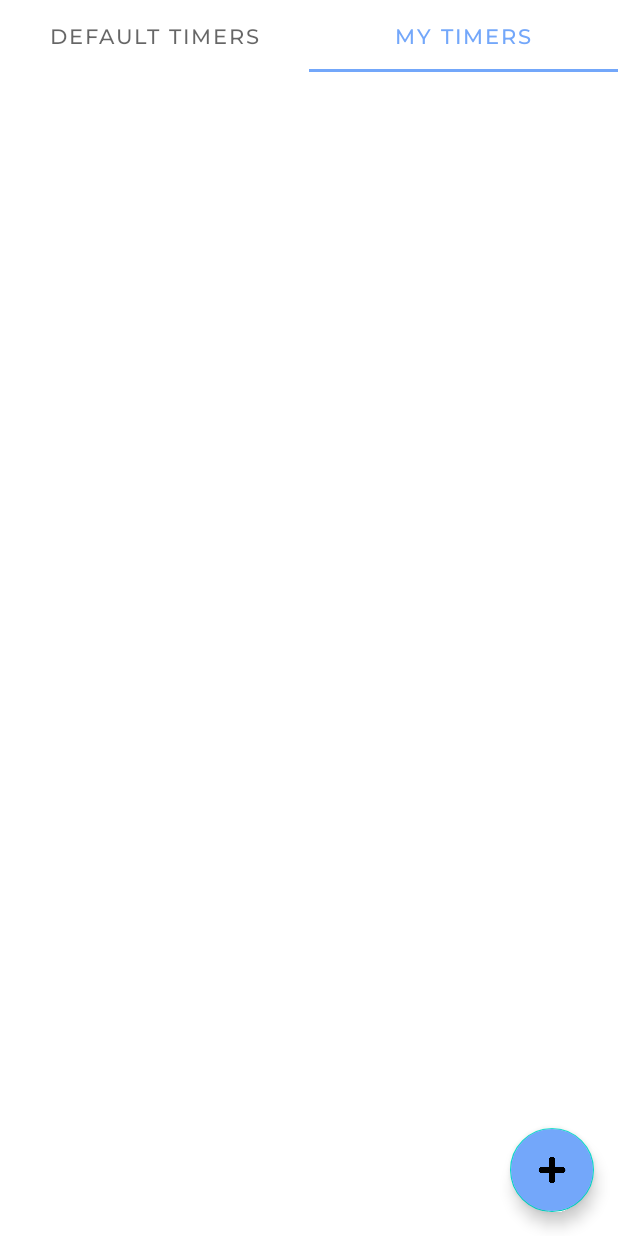
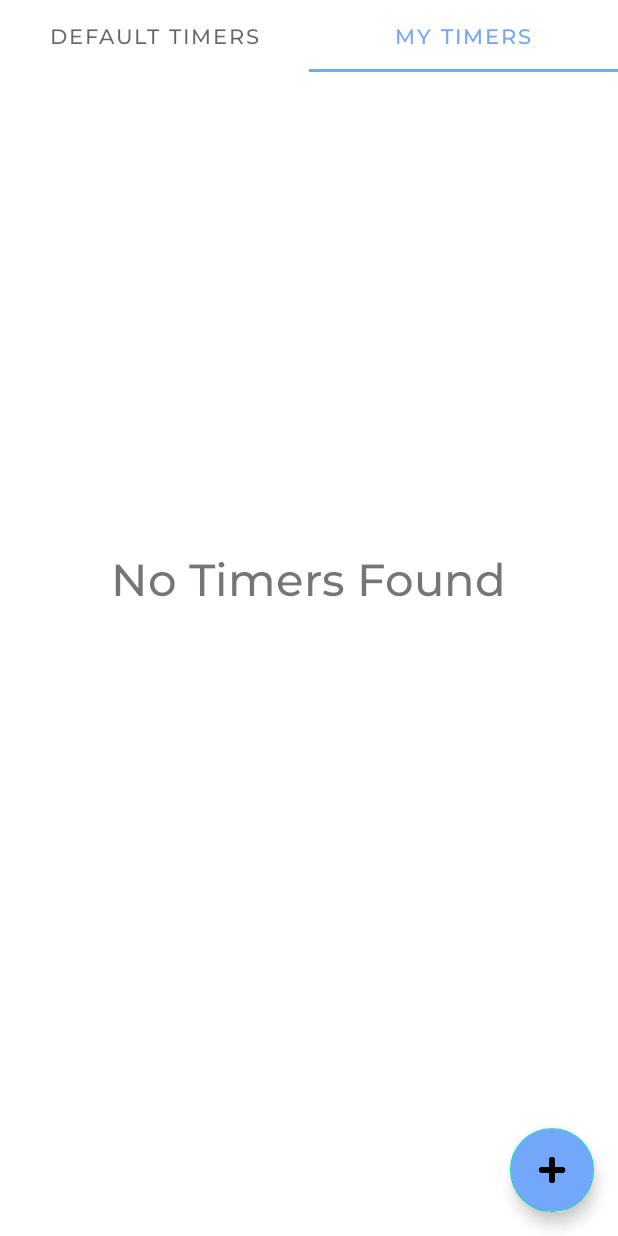
Before and after one commit to hillcormac/focus-app, an Android app: the DefaultTimersFragment screen opened directly, with no data from a screen before it, tab 2 chosen, on a phone screen of 412 x 824 dp. Run offline under Robolectric (Android 15) with nearby library versions, the phone set to English and light mode, and no system bars.

Commit message:
19/02/21
- implemented SQLite db for timers
- started work on customtimers list
- implemented basic sharedPreferences access for later use

```diff
--- a/Focus/app/src/main/AndroidManifest.xml
+++ b/Focus/app/src/main/AndroidManifest.xml
@@ -1,6 +1,8 @@
 <?xml version="1.0" encoding="utf-8"?>
 <manifest xmlns:android="http://schemas.android.com/apk/res/android"
     package="com.fyp.focus">
+
+    <uses-permission android:name="android.permission.MANAGE_EXTERNAL_STORAGE" />
 
     <application
         android:allowBackup="true"
--- /dev/null
+++ b/Focus/app/src/main/java/com/fyp/focus/customclass/DBHelper.kt
@@ -0,0 +1,71 @@
+package com.fyp.focus.customclass
+
+import android.content.Context
+import android.database.Cursor
+import android.database.sqlite.SQLiteDatabase
+import android.database.sqlite.SQLiteOpenHelper
+import androidx.core.content.contentValuesOf
+import com.fyp.focus.global.GlobalFunctions.logMessage
+
+private const val TAG = "DBHelper"
+
+class DBHelper(
+    context: Context,
+    private val dbName: String,
+    private val table: String
+): SQLiteOpenHelper(context, dbName, null, 1) {
+
+    override fun onCreate(db: SQLiteDatabase?) {
+        db?.execSQL("CREATE TABLE IF NOT EXISTS $table(name TEXT primary key, time_work TEXT, time_short_break TEXT, time_long_break TEXT, intervals INTEGER);")
+    }
+
+    override fun onUpgrade(db: SQLiteDatabase?, oldVersion: Int, newVersion: Int) {
+        db?.execSQL("DROP TABLE IF EXISTS $table(name TEXT primary key, time_work TEXT, time_short_break TEXT, time_long_break TEXT, intervals INTEGER);")
+    }
+
+    private fun insertDefaultData(db: SQLiteDatabase) {
+        var result = insertData(db, "pomodoro", "25:00", "5", "15", 4)
+//        logMessage(TAG, "pomodoro insert result: $result")
+        result = insertData(db, "30/30", "30:00", "30", "60", 2)
+//        logMessage(TAG, "30/30 insert result: $result")
+        result = insertData(db, "Free Flow", "45:00", "15", "30", 2)
+//        logMessage(TAG, "Free Flow insert result: $result")
+    }
+
+    fun createTable(db: SQLiteDatabase) {
+        db.execSQL("CREATE TABLE IF NOT EXISTS $table(name TEXT primary key, time_work TEXT, time_short_break TEXT, time_long_break TEXT, intervals INTEGER);")
+        if (table == "default_timers") {
+            insertDefaultData(db)
+        }
+    }
+
+    fun insertData(db: SQLiteDatabase, name: String, timeWork: String, timeShortBreak: String, timeLongBreak: String, intervals: Int): Boolean {
+        val contentValues = contentValuesOf()
+        contentValues.put("name", name)
+        contentValues.put("time_work", timeWork)
+        contentValues.put("time_short_break", timeShortBreak)
+        contentValues.put("time_long_break", timeLongBreak)
+        contentValues.put("intervals", intervals)
+        val result = db.insert(table, null, contentValues)
+        return result != (-1).toLong()
+    }
+
+    fun readAllData(db: SQLiteDatabase): Cursor {
+        return db.rawQuery("SELECT * FROM $table", null)
+    }
+
+    fun deleteData(db: SQLiteDatabase, name: String): Boolean {
+        val result = db.delete(table, "name='$name'", null)
+        return result == 1
+    }
+
+    fun isTableEmpty(db: SQLiteDatabase): Boolean {
+        val cursor = db.rawQuery("SELECT COUNT(*) FROM $table", null)
+        if (cursor!!.moveToFirst()) {
+            if (cursor.getInt(0) == 0) {
+                return true
+            }
+        }
+        return false
+    }
+}
--- a/Focus/app/src/main/java/com/fyp/focus/fragment/DefaultTimersFragment.kt
+++ b/Focus/app/src/main/java/com/fyp/focus/fragment/DefaultTimersFragment.kt
@@ -10,12 +10,17 @@ import android.widget.ListView
 import com.fyp.focus.R
 import com.fyp.focus.activity.TimerActivity
 import com.fyp.focus.adapter.TimerListAdapter
+import com.fyp.focus.customclass.DBHelper
 import com.fyp.focus.customclass.Timer
 import com.fyp.focus.global.GlobalFunctions.logMessage
+import com.fyp.focus.global.UserPreferences
 
 private const val TAG = "DefaultTimersFragment"
 
 class DefaultTimersFragment : Fragment() {
+
+    private lateinit var preferences: UserPreferences
+    private lateinit var dbHelper: DBHelper
 
     override fun onCreateView(
         inflater: LayoutInflater, container: ViewGroup?,
@@ -27,15 +32,25 @@ class DefaultTimersFragment : Fragment() {
 
     override fun onViewCreated(view: View, savedInstanceState: Bundle?) {
         super.onViewCreated(view, savedInstanceState)
+        dbHelper = DBHelper(this.requireContext(), "focus", "default_timers")
+        preferences = UserPreferences(requireContext())
 
-        val pomodoro = Timer("pomodoro", "25:00", "5", "15", 4)
-        val thirtyThirty = Timer("30/30", "30:00", "30", "60", 2)
-        val freeFlow = Timer("Free Flow", "45:00", "15", "30", 2)
+        if (!preferences.defaultTimerDbCreated) {
+//            logMessage(TAG, "table not created, creating now")
+            dbHelper.createTable(dbHelper.writableDatabase)
+            preferences.defaultTimerDbCreated = true
+        }
 
         val timerArray = ArrayList<Timer>()
-        timerArray.add(pomodoro)
-        timerArray.add(thirtyThirty)
-        timerArray.add(freeFlow)
+        val cursor = dbHelper.readAllData(dbHelper.readableDatabase)
+        if (cursor.moveToFirst()) {
+            while (!cursor.isAfterLast) {
+                val timer = Timer(cursor.getString(0), cursor.getString(1), cursor.getString(2), cursor.getString(3), cursor.getInt(4))
+                timerArray.add(timer)
+//                logMessage(TAG, "timer: $timer")
+                cursor.moveToNext()
+            }
+        }
 
         val adapter = TimerListAdapter(this, timerArray)
         val listView = requireView().findViewById<ListView>(R.id.lvDefaultTimers)
@@ -52,6 +67,4 @@ class DefaultTimersFragment : Fragment() {
             startActivity(intent)
         }
     }
-
-
 }
--- a/Focus/app/src/main/java/com/fyp/focus/fragment/MyTimersFragment.kt
+++ b/Focus/app/src/main/java/com/fyp/focus/fragment/MyTimersFragment.kt
@@ -1,15 +1,31 @@
 package com.fyp.focus.fragment
 
+import android.content.Intent
+import android.content.SharedPreferences
 import android.os.Bundle
 import androidx.fragment.app.Fragment
 import android.view.LayoutInflater
 import android.view.View
 import android.view.ViewGroup
+import android.widget.ListView
+import android.widget.TextView
 import com.fyp.focus.R
+import com.fyp.focus.activity.TimerActivity
+import com.fyp.focus.adapter.TimerListAdapter
+import com.fyp.focus.customclass.DBHelper
+import com.fyp.focus.customclass.Timer
+import com.fyp.focus.global.GlobalFunctions.logMessage
+import com.fyp.focus.global.UserPreferences
+import com.google.android.material.floatingactionbutton.FloatingActionButton
 
 private const val TAG = "MyTimersFragment"
 
 class MyTimersFragment : Fragment() {
+
+    private lateinit var preferences: UserPreferences
+    private lateinit var dbHelper: DBHelper
+    private lateinit var tvMyTimersList: TextView
+    private lateinit var fabMyTimers: FloatingActionButton
 
     override fun onCreateView(
         inflater: LayoutInflater, container: ViewGroup?,
@@ -18,4 +34,58 @@ class MyTimersFragment : Fragment() {
         // Inflate the layout for this fragment
         return inflater.inflate(R.layout.fragment_my_timers, container, false)
     }
+
+    override fun onViewCreated(view: View, savedInstanceState: Bundle?) {
+        super.onViewCreated(view, savedInstanceState)
+        tvMyTimersList = view.findViewById(R.id.tvMyTimersList)
+        fabMyTimers = view.findViewById(R.id.fabMyTimers)
+        dbHelper = DBHelper(requireContext(), "focus", "custom_timers")
+        preferences = UserPreferences(requireContext())
+
+        if (!preferences.customTimerDbCreated) {
+//            logMessage(TAG, "table not created, creating now")
+            dbHelper.createTable(dbHelper.writableDatabase)
+            preferences.customTimerDbCreated = true
+        }
+
+        if (dbHelper.isTableEmpty(dbHelper.readableDatabase)) {
+            tvMyTimersList.visibility = View.VISIBLE
+        } else {
+            initListView()
+        }
+
+        fabMyTimers.setOnClickListener {
+
+        }
+    }
+
+    private fun initListView() {
+        tvMyTimersList.visibility = View.GONE
+        val timerArray = ArrayList<Timer>()
+
+        val cursor = dbHelper.readAllData(dbHelper.readableDatabase)
+        if (cursor.moveToFirst()) {
+            while (!cursor.isAfterLast) {
+                val timer = Timer(cursor.getString(0), cursor.getString(1), cursor.getString(2), cursor.getString(3), cursor.getInt(4))
+                timerArray.add(timer)
+//                logMessage(TAG, "timer: $timer")
+                cursor.moveToNext()
+            }
+        }
+
+        val adapter = TimerListAdapter(this, timerArray)
+        val listView = requireView().findViewById<ListView>(R.id.lvDefaultTimers)
+        listView.adapter = adapter
+
+        listView.setOnItemClickListener { adapterView, view, i, l ->
+            val intent = Intent(context, TimerActivity::class.java)
+//            logMessage(TAG, "intent extras: ${adapter.timers[i].name}, ${adapter.timers[i].timeWork}. ${adapter.timers[i].timeShortBreak}, ${adapter.timers[i].timeLongBreak}, ${adapter.timers[i].intervals}")
+            intent.putExtra("timerName", adapter.timers[i].name)
+            intent.putExtra("timeWork", adapter.timers[i].timeWork)
+            intent.putExtra("timeShortBreak", adapter.timers[i].timeShortBreak.toString())
+            intent.putExtra("timeLongBreak", adapter.timers[i].timeLongBreak.toString())
+            intent.putExtra("intervals", adapter.timers[i].intervals.toString())
+            startActivity(intent)
+        }
+    }
 }
--- /dev/null
+++ b/Focus/app/src/main/java/com/fyp/focus/global/UserPreferences.kt
@@ -0,0 +1,18 @@
+package com.fyp.focus.global
+
+import android.content.Context
+import android.content.SharedPreferences
+
+class UserPreferences(context: Context) {
+    private val preferences: SharedPreferences = context.getSharedPreferences("preferences", Context.MODE_PRIVATE)
+
+    private val DEFAULT_TIMER_DB_CREATED = "defaultTimerDbCreated"
+    private val CUSTOM_TIMER_DB_CREATED = "customTimerDbCreated"
+
+    var defaultTimerDbCreated: Boolean
+        get() = preferences.getBoolean(DEFAULT_TIMER_DB_CREATED, false)
+        set(value) = preferences.edit().putBoolean(DEFAULT_TIMER_DB_CREATED, value).apply()
+    var customTimerDbCreated: Boolean
+        get() = preferences.getBoolean(CUSTOM_TIMER_DB_CREATED, false)
+        set(value) = preferences.edit().putBoolean(CUSTOM_TIMER_DB_CREATED, value).apply()
+}
--- a/Focus/app/src/main/res/layout/fragment_my_timers.xml
+++ b/Focus/app/src/main/res/layout/fragment_my_timers.xml
@@ -7,19 +7,30 @@
     app:layout_anchorGravity="center_horizontal"
     tools:context=".fragment.MyTimersFragment">
 
+    <TextView
+        android:id="@+id/tvMyTimersList"
+        android:layout_width="wrap_content"
+        android:layout_height="wrap_content"
+        android:layout_gravity="center"
+        android:layout_marginBottom="50dp"
+        android:textSize="30sp"
+        android:text="No Timers Found" />
+
     <ListView
         android:id="@+id/lvMyTimers"
         android:layout_width="wrap_content"
-        android:layout_height="wrap_content" />
+        android:layout_height="wrap_content" >
+    </ListView>
 
     <com.google.android.material.floatingactionbutton.FloatingActionButton
+        android:id="@+id/fabMyTimers"
         android:layout_width="wrap_content"
         android:layout_height="wrap_content"
         android:layout_gravity="bottom|end"
+        android:layout_marginEnd="16dp"
         android:layout_marginBottom="16dp"
-        android:layout_marginEnd="16dp"
         android:backgroundTint="@color/pale_blue"
-        android:src="@drawable/plus_icon"
-        android:scaleType="fitCenter"        />
+        android:scaleType="fitCenter"
+        android:src="@drawable/plus_icon" />
 
 </FrameLayout>
```
